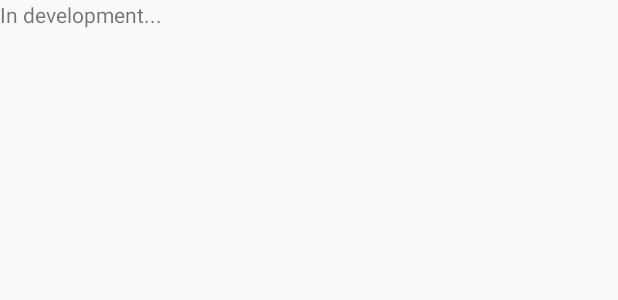
After one commit to clebastard/todolist, an Android app: the layout activity_list.xml on its own in the app's theme, with its tools: preview values and no code run, on a phone screen of 412 x 824 dp. The commit adds this screen. Shown: the top 300 px of the screen. Run offline under Robolectric (Android 15) with nearby library versions, the phone set to English and light mode, and no system bars.

Commit message:
Call List Activity

```diff
--- a/app/build.gradle
+++ b/app/build.gradle
@@ -22,6 +22,7 @@ android {
 
 
 
+
 dependencies {
     implementation fileTree(dir: 'libs', include: ['*.jar'])
     implementation 'com.android.support:appcompat-v7:26.1.0'
--- a/app/src/main/java/com/example/myapplication/HeaderRecyclerViewSection.java
+++ b/app/src/main/java/com/example/myapplication/HeaderRecyclerViewSection.java
@@ -2,6 +2,7 @@ package com.example.myapplication;
 
 import android.content.Context;
 import android.content.DialogInterface;
+import android.content.Intent;
 import android.support.v7.app.AlertDialog;
 import android.support.v7.widget.RecyclerView;
 import android.view.View;
@@ -50,7 +51,9 @@ public class HeaderRecyclerViewSection extends StatelessSection {
         iHolder.rootView.setOnClickListener(new View.OnClickListener(){
             @Override
             public void onClick(View view) {
-                Toast.makeText(view.getContext(), "Position " + ListFragment.sectionAdapter.getPositionInSection(iHolder.getAdapterPosition()), Toast.LENGTH_SHORT).show();
+                Intent ilist = new Intent(context, ListActivity.class);
+                context.startActivity(ilist);
+                //Toast.makeText(view.getContext(), "Position " + ListFragment.sectionAdapter.getPositionInSection(iHolder.getAdapterPosition()), Toast.LENGTH_SHORT).show();
             }
         });
 
--- a/app/src/main/java/com/example/myapplication/ListFragment.java
+++ b/app/src/main/java/com/example/myapplication/ListFragment.java
@@ -1,11 +1,13 @@
 package com.example.myapplication;
 
 import android.content.Context;
+import android.content.Intent;
 import android.os.Bundle;
 import android.support.v4.app.Fragment;
 import android.support.v7.widget.LinearLayoutManager;
 import android.support.v7.widget.RecyclerView;
 import android.view.LayoutInflater;
+import android.view.MenuItem;
 import android.view.View;
 import android.view.ViewGroup;
 
--- /dev/null
+++ b/app/src/main/res/layout/activity_list.xml
@@ -0,0 +1,16 @@
+<?xml version="1.0" encoding="utf-8"?>
+<LinearLayout xmlns:android="http://schemas.android.com/apk/res/android"
+    xmlns:app="http://schemas.android.com/apk/res-auto"
+    xmlns:tools="http://schemas.android.com/tools"
+    android:layout_width="match_parent"
+    android:layout_height="match_parent"
+    tools:context="com.example.myapplication.ListActivity">
+
+    <TextView
+        android:id="@+id/textView2"
+        android:layout_width="wrap_content"
+        android:layout_height="wrap_content"
+        android:text="@string/inDevelopment"
+        tools:layout_editor_absoluteX="61dp"
+        tools:layout_editor_absoluteY="54dp" />
+</LinearLayout>
--- a/app/src/main/res/menu/main.xml
+++ b/app/src/main/res/menu/main.xml
@@ -17,8 +17,8 @@
         android:icon="@drawable/ic_action_user"
         app:showAsAction="always" />
     <item
-        android:id="@+id/action_settings"
+        android:id="@+id/action_email"
         android:orderInCategory="100"
-        android:title="@string/action_settings"
+        android:title="@string/action_email"
         app:showAsAction="never" />
 </menu>
```
Also changed, not shown: app/src/main/AndroidManifest.xml (+9 -0 lines), app/src/main/java/com/example/myapplication/ListActivity.java (added, +13 -0 lines), app/src/main/java/com/example/myapplication/MainActivity.java (+6 -1 lines), app/src/main/res/values/strings.xml (+9 -6 lines).
